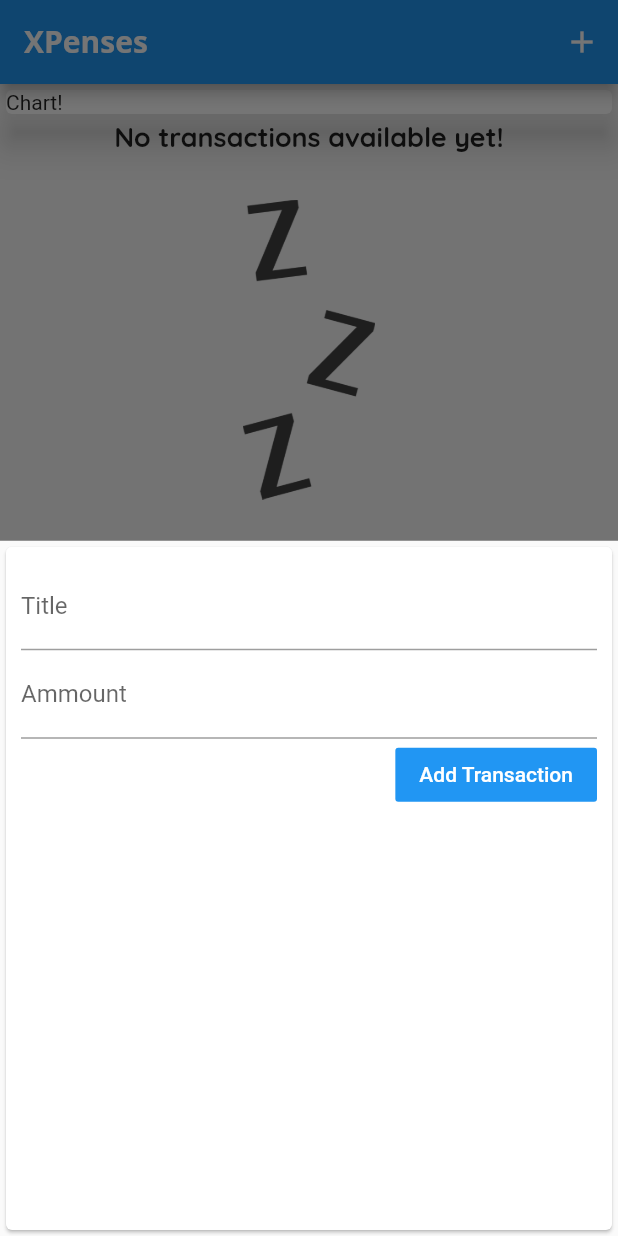
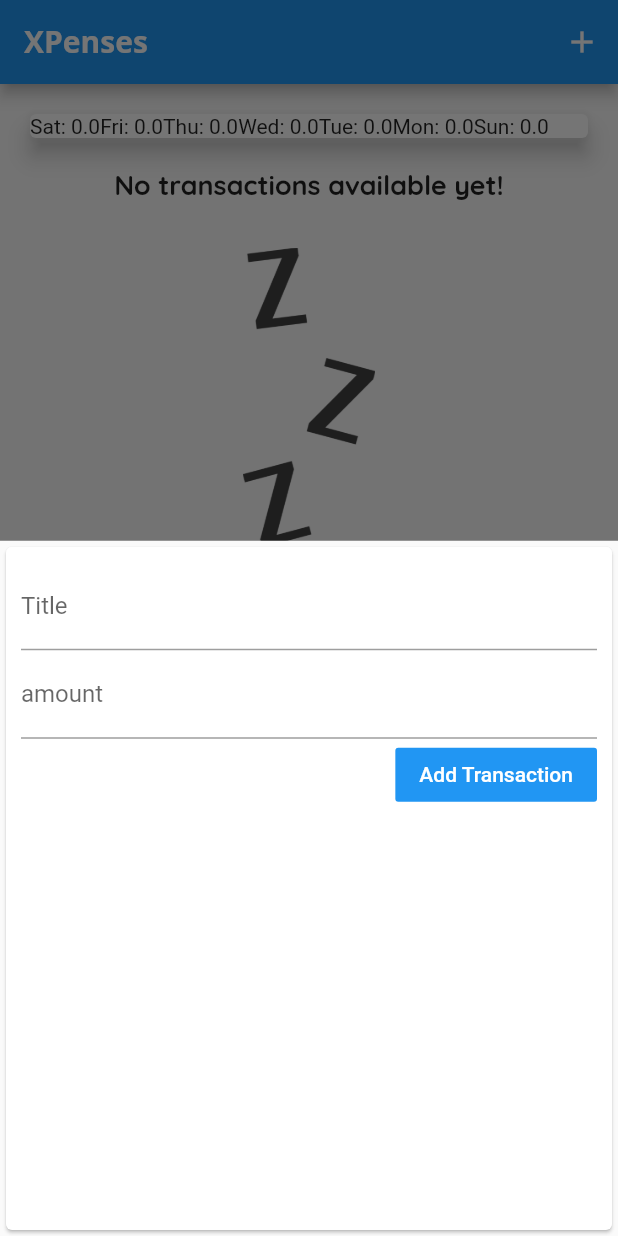
Before and after one commit to ellipe/XPenses, a Flutter app: the screen it shows after launch, after a tap on the "add" icon, on a phone screen of 412 x 824 dp. Run offline on Flutter 3.47's test engine with Material 2 defaults, Android fonts, the phone set to English and light mode, and no system bars.

Commit message:
Chart bases.

```diff
--- a/lib/main.dart
+++ b/lib/main.dart
@@ -2,6 +2,7 @@ import 'package:flutter/material.dart';
 import './widgets/TransactionList.dart';
 import './widgets/NewTransaction.dart';
 import './models/TransactionModel.dart';
+import './widgets/Chart.dart';
 
 void main() {
   runApp(App());
@@ -55,28 +56,34 @@ class _HomeState extends State<Home> {
     // Transaction(
     //   id: '1',
     //   title: 'New shoes',
-    //   ammount: 200000,
+    //   amount: 200000,
     //   date: DateTime.now(),
     // ),
     // Transaction(
     //   id: '2',
     //   title: 'Groceries',
-    //   ammount: 300000,
+    //   amount: 300000,
     //   date: DateTime.now(),
     // ),
     // Transaction(
     //   id: '3',
     //   title: 'Video Games',
-    //   ammount: 230,
+    //   amount: 230,
     //   date: DateTime.now(),
     // ),
   ];
 
-  void _addNewTransaction(String title, double ammount) {
+  List<Transaction> get _recentTransactions {
+    return _userTransactions.where((tx){
+      return tx.date.isAfter(DateTime.now().subtract(Duration(days: 7)));
+    }).toList();
+  }
+
+  void _addNewTransaction(String title, double amount) {
     final newTx = Transaction(
         id: DateTime.now().toString(),
         title: title,
-        ammount: ammount,
+        amount: amount,
         date: DateTime.now());
 
     setState(() {
@@ -108,13 +115,7 @@ class _HomeState extends State<Home> {
         child: Column(
           crossAxisAlignment: CrossAxisAlignment.stretch,
           children: <Widget>[
-            Container(
-              width: double.infinity,
-              child: Card(
-                child: Text('Chart!'),
-                elevation: 10,
-              ),
-            ),
+            Chart(_recentTransactions),
             TransactionList(
               transactions: _userTransactions,
             )
--- a/lib/models/TransactionModel.dart
+++ b/lib/models/TransactionModel.dart
@@ -3,12 +3,12 @@ import 'package:flutter/foundation.dart';
 class Transaction {
   final String id;
   final String title;
-  final double ammount;
+  final double amount;
   final DateTime date;
 
   Transaction({
     @required this.id,
     @required this.title,
-    @required this.ammount,
+    @required this.amount,
     @required this.date});
 }
--- /dev/null
+++ b/lib/widgets/Chart.dart
@@ -0,0 +1,45 @@
+import 'package:XPenses/models/TransactionModel.dart';
+import 'package:flutter/material.dart';
+import '../models/TransactionModel.dart';
+import 'package:intl/intl.dart';
+
+class Chart extends StatelessWidget {
+  final List<Transaction> _recentTransactions;
+
+  Chart(this._recentTransactions);
+
+  List<Map<String, Object>> get _groupedTransactionsValues {
+    return List.generate(7, (index) {
+      final weekDay = DateTime.now().subtract(Duration(days: index));
+      double totalSum = 0.0;
+
+      for (var i = 0; i < _recentTransactions.length; i++) {
+        if (_recentTransactions[i].date.day == weekDay.day &&
+            _recentTransactions[i].date.month == weekDay.month &&
+            _recentTransactions[i].date.year == weekDay.year) {
+          totalSum += _recentTransactions[i].amount;
+        }
+      }
+
+      return {
+        'day': DateFormat.E().format(weekDay),
+        'amount': totalSum,
+      };
+    });
+  }
+
+  @override
+  Widget build(BuildContext context) {
+
+  print(_groupedTransactionsValues);
+    return Card(
+      elevation: 6,
+      margin: EdgeInsets.all(20),
+      child: Row(
+        children: _groupedTransactionsValues.map((tx){
+          return Text('${tx['day']}: ${tx['amount']}');
+        }).toList(),
+      ),
+    );
+  }
+}
--- a/lib/widgets/NewTransaction.dart
+++ b/lib/widgets/NewTransaction.dart
@@ -11,17 +11,17 @@ class NewTransaction extends StatefulWidget {
 
 class _NewTransactionState extends State<NewTransaction> {
   final titleController = TextEditingController();
-  final ammountController = TextEditingController();
+  final amountController = TextEditingController();
 
   void submitData() {
     final title = titleController.text;
-    final ammount = ammountController.text.isNotEmpty
-        ? double.parse(ammountController.text)
+    final amount = amountController.text.isNotEmpty
+        ? double.parse(amountController.text)
         : 0;
-    if (title.isEmpty || ammount <= 0) {
+    if (title.isEmpty || amount <= 0) {
       return;
     }
-    widget.addTransaction(title, ammount);
+    widget.addTransaction(title, amount);
 
     Navigator.of(context).pop();
   }
@@ -42,8 +42,8 @@ class _NewTransactionState extends State<NewTransaction> {
               onSubmitted: (_) => submitData(),
             ),
             TextField(
-              decoration: InputDecoration(labelText: 'Ammount'),
-              controller: ammountController,
+              decoration: InputDecoration(labelText: 'amount'),
+              controller: amountController,
               keyboardType: TextInputType.numberWithOptions(
                 decimal: true,
               ),
--- a/lib/widgets/TransactionItem.dart
+++ b/lib/widgets/TransactionItem.dart
@@ -3,10 +3,10 @@ import 'package:intl/intl.dart';
 
 class TransactionItem extends StatelessWidget {
   final String txTitle;
-  final double txAmmount;
+  final double txAmount;
   final DateTime txDate;
 
-  TransactionItem(this.txTitle, this.txAmmount, this.txDate);
+  TransactionItem(this.txTitle, this.txAmount, this.txDate);
 
   @override
   Widget build(BuildContext context) {
@@ -26,7 +26,7 @@ class TransactionItem extends StatelessWidget {
           ),
           padding: EdgeInsets.all(10),
           child: Text(
-            '\$$txAmmount',
+            '\$$txAmount',
             style: TextStyle(
               fontWeight: FontWeight.bold,
               fontSize: 13,
--- a/lib/widgets/TransactionList.dart
+++ b/lib/widgets/TransactionList.dart
@@ -19,7 +19,7 @@ class TransactionList extends StatelessWidget {
                 itemBuilder: (ctx, idx) {
                   return TransactionItem(
                     transactions[idx].title,
-                    transactions[idx].ammount,
+                    transactions[idx].amount,
                     transactions[idx].date,
                   );
                 },
```
